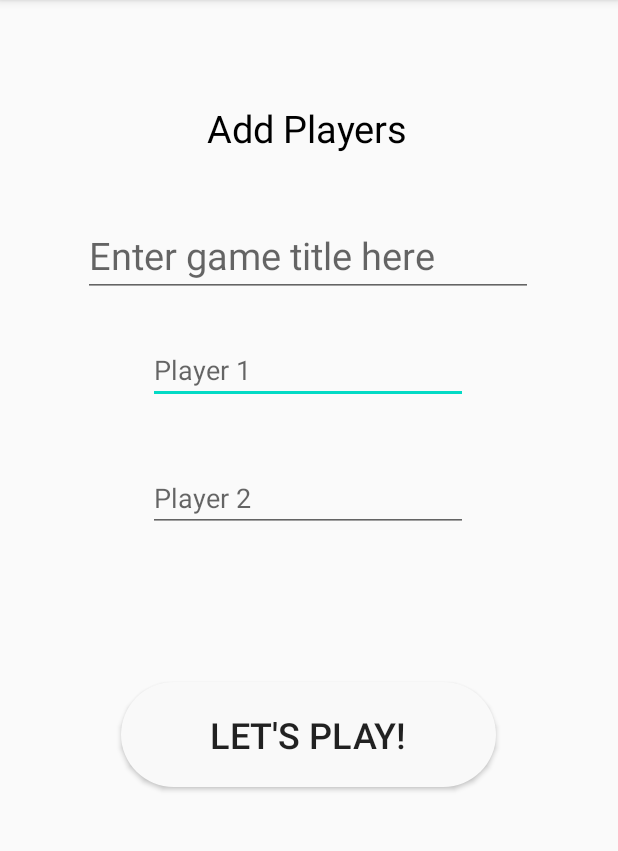
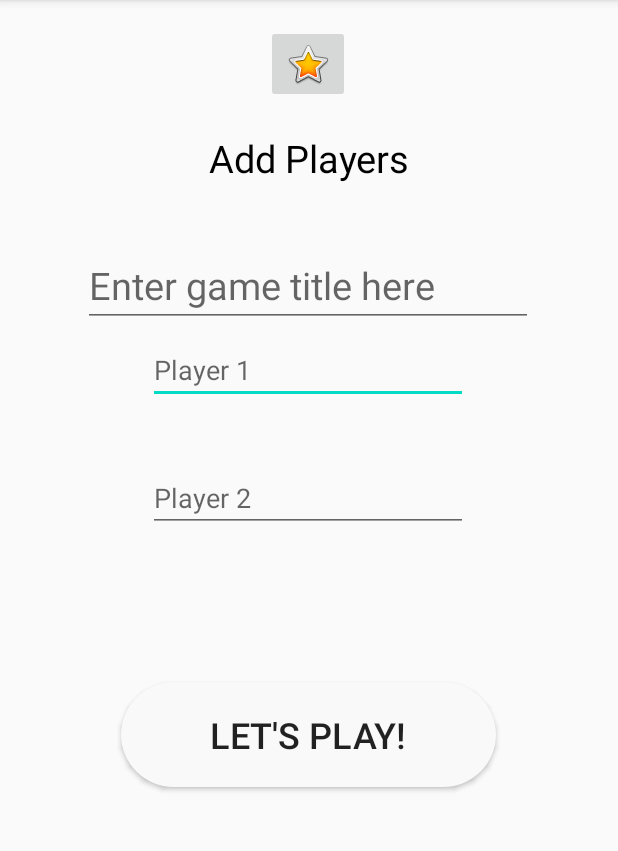
Before and after one commit to KarimnM/Golf-App, an Android app: the addPlayerActivity screen opened directly, with no data from a screen before it, on a phone screen of 412 x 824 dp, the part 84-935 px from its top. Run offline under Robolectric (Android 15) with nearby library versions, the phone set to English and light mode, and no system bars.

Commit message:
added image to player activity_add_player.xml.

```diff
--- a/app/src/main/java/com/example/thebtilliantsmini_golf/addPlayerActivity.java
+++ b/app/src/main/java/com/example/thebtilliantsmini_golf/addPlayerActivity.java
@@ -5,6 +5,7 @@ import android.os.Bundle;
 import android.view.View;
 import android.widget.Button;
 import android.widget.EditText;
+import android.widget.ImageButton;
 
 import androidx.appcompat.app.AppCompatActivity;
 
@@ -25,6 +26,14 @@ public class addPlayerActivity extends AppCompatActivity {
         //player1 = findViewById(R.id.player1);
         //player2 = findViewById(R.id.player2);
         letsPlay = findViewById(R.id.letsPlay);
+        ImageButton hpimagebt = findViewById(R.id.HPimageBt4);
+
+        hpimagebt.setOnClickListener(new View.OnClickListener() {
+            @Override
+            public void onClick(View v) {
+                mainActivity();
+            }
+        });
 
         letsPlay.setOnClickListener(new View.OnClickListener() {
             @Override
@@ -53,4 +62,9 @@ public class addPlayerActivity extends AppCompatActivity {
         startActivity(intent);
     }
 
+    void mainActivity(){
+        Intent intent = new Intent(this, MainActivity.class);
+        startActivity(intent);
+    }
+
 }
--- a/app/src/main/res/layout/activity_add_player.xml
+++ b/app/src/main/res/layout/activity_add_player.xml
@@ -6,16 +6,27 @@
     android:layout_height="match_parent"
     tools:context=".addPlayerActivity">
 
+    <ImageButton
+        android:id="@+id/HPimageBt4"
+        android:layout_width="wrap_content"
+        android:layout_height="wrap_content"
+        app:layout_constraintBottom_toBottomOf="parent"
+        app:layout_constraintEnd_toEndOf="parent"
+        app:layout_constraintHorizontal_bias="0.498"
+        app:layout_constraintStart_toStartOf="parent"
+        app:layout_constraintTop_toTopOf="parent"
+        app:layout_constraintVertical_bias="0.023"
+        app:srcCompat="@android:drawable/btn_star_big_on" />
+
     <TextView
         android:id="@+id/textView6"
         android:layout_width="wrap_content"
         android:layout_height="wrap_content"
-        android:layout_marginTop="68dp"
+        android:layout_marginTop="88dp"
         android:text="@string/add_players"
         android:textColor="#000000"
         android:textSize="25sp"
         app:layout_constraintEnd_toEndOf="parent"
-        app:layout_constraintHorizontal_bias="0.497"
         app:layout_constraintStart_toStartOf="parent"
         app:layout_constraintTop_toTopOf="parent" />
 
```
Also changed, not shown: 297 other files.
